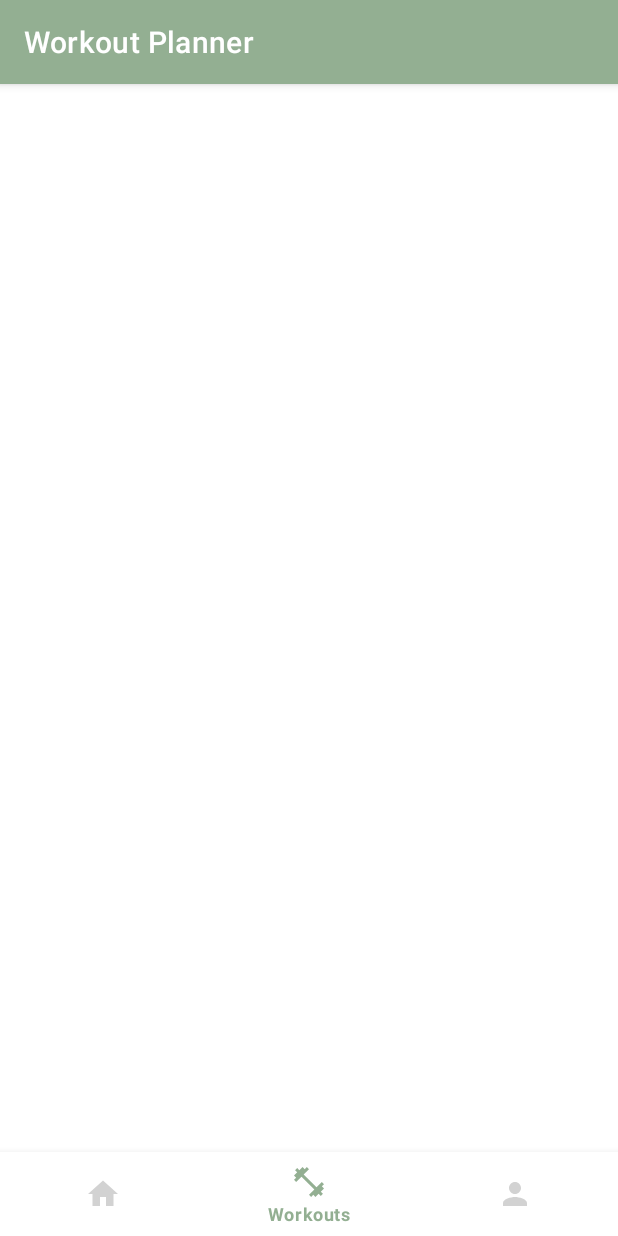
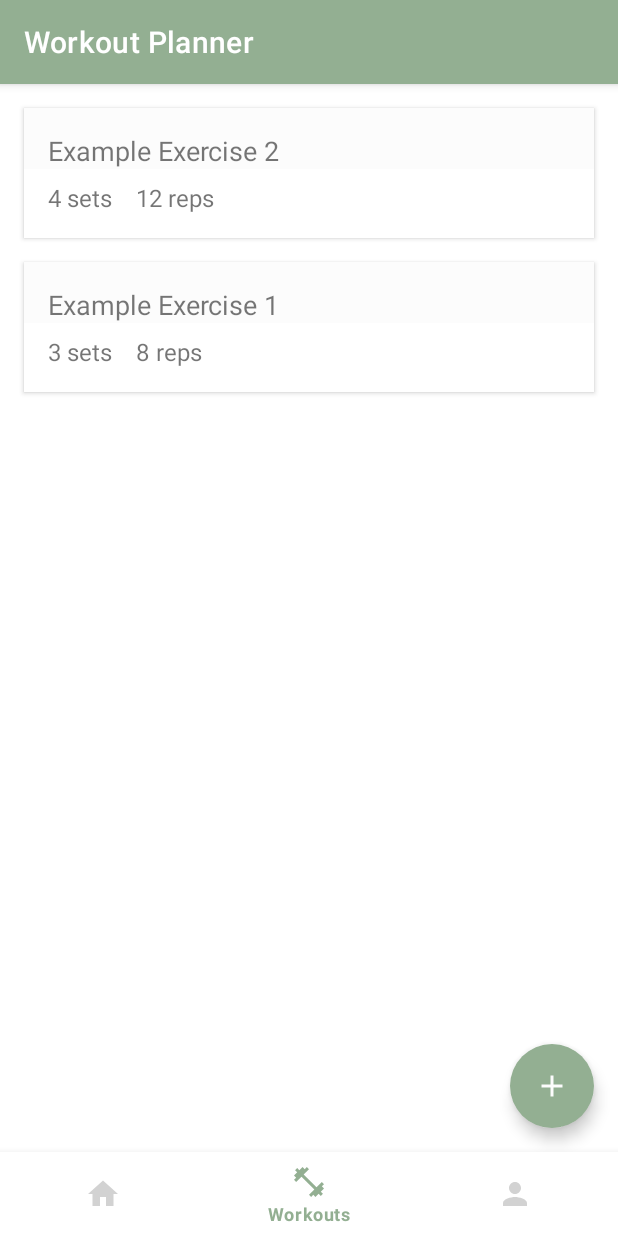
Before and after one commit to William-Larsson/workout-app, an Android app: the screen it shows after launch (MainActivity), item 2 of the bottom bar chosen, on a phone screen of 412 x 824 dp. Run offline under Robolectric (Android 15) with nearby library versions, the phone set to English and light mode, and no system bars; our stand-ins replace Room's generated code.

Commit message:
[wip] Recyclerview with example exercises now working Still need to implement add, delete and saveState before feature is done

```diff
--- a/app/build.gradle
+++ b/app/build.gradle
@@ -36,6 +36,7 @@ dependencies {
     implementation 'androidx.navigation:navigation-ui:2.3.0'
     implementation 'androidx.lifecycle:lifecycle-extensions:2.2.0'
     implementation 'org.mockito:mockito-core:2.25.0'
+    implementation 'androidx.legacy:legacy-support-v4:1.0.0'
     testImplementation 'junit:junit:4.12'
     testImplementation "org.mockito:mockito-android:2.25.0"
     androidTestImplementation "org.mockito:mockito-android:2.25.0"
--- /dev/null
+++ b/app/src/main/java/se/umu/oi17wln/workoutplanner/ui/addWorkout/AddWorkoutViewModel.java
@@ -0,0 +1,45 @@
+package se.umu.oi17wln.workoutplanner.ui.addWorkout;
+
+import android.app.Application;
+import androidx.annotation.NonNull;
+import androidx.lifecycle.AndroidViewModel;
+import androidx.lifecycle.LiveData;
+import java.util.List;
+import se.umu.oi17wln.workoutplanner.model.exercise.ExerciseEntity;
+import se.umu.oi17wln.workoutplanner.model.exercise.ExerciseRepository;
+
+public class AddWorkoutViewModel extends AndroidViewModel {
+    private ExerciseRepository repo;
+    private LiveData<List<ExerciseEntity>> allExercises;
+
+    public AddWorkoutViewModel(@NonNull Application app) {
+        super(app);
+        repo = new ExerciseRepository(app);
+        allExercises = repo.getAllExercises();
+    }
+
+
+    public void insert(ExerciseEntity exerciseEntity){
+        repo.insert(exerciseEntity);
+    }
+
+
+    public void update(ExerciseEntity exerciseEntity){
+        repo.update(exerciseEntity);
+    }
+
+
+    public void delete(ExerciseEntity exerciseEntity){
+        repo.delete(exerciseEntity);
+    }
+
+
+    public void deleteAll(){
+        repo.deleteAll();
+    }
+
+
+    public LiveData<List<ExerciseEntity>> getAllExercises(){
+        return allExercises;
+    }
+}
--- a/app/src/main/java/se/umu/oi17wln/workoutplanner/ui/home/HomeFragment.java
+++ b/app/src/main/java/se/umu/oi17wln/workoutplanner/ui/home/HomeFragment.java
@@ -45,7 +45,10 @@ public class HomeFragment extends Fragment implements SensorEventListener {
 
     private View fragmentView;
     private EditPersonViewModel editPersonViewModel;
+
+
     // attributes for step counter
+    // TODO: move some of these to view model class
     private static final int STEP_COUNTER_PERMISSION_CODE = 1;
     private SensorManager sensorManager;
     private boolean running;
--- /dev/null
+++ b/app/src/main/java/se/umu/oi17wln/workoutplanner/ui/workouts/WorkoutsAdapter.java
@@ -0,0 +1,85 @@
+package se.umu.oi17wln.workoutplanner.ui.workouts;
+
+import android.view.LayoutInflater;
+import android.view.View;
+import android.view.ViewGroup;
+import android.widget.TextView;
+
+import androidx.annotation.NonNull;
+import androidx.recyclerview.widget.RecyclerView;
+
+import java.util.ArrayList;
+import java.util.List;
+
+import se.umu.oi17wln.workoutplanner.R;
+import se.umu.oi17wln.workoutplanner.model.exercise.ExerciseEntity;
+
+/**
+ *
+ */
+public class WorkoutsAdapter extends RecyclerView.Adapter<WorkoutsAdapter.WorkoutsHolder> {
+    private List<ExerciseEntity> exercises = new ArrayList<>();
+
+    /**
+     * Inflate views to the ViewHolder, WorkoutsHOlder
+     * @param parent = parent ViewGroup
+     * @param viewType = unused
+     * @return = the ViewHolder
+     */
+    @NonNull
+    @Override
+    public WorkoutsHolder onCreateViewHolder(@NonNull ViewGroup parent, int viewType) {
+        View itemView = LayoutInflater.from(parent.getContext())
+                .inflate(R.layout.exercise_cardview, parent, false);
+
+        return new WorkoutsHolder(itemView);
+    }
+
+    /**
+     * Sets the data from given position in list to the TextViews
+     * that the WorkoutHolder holds.
+     * @param holder = the WorkoutHolder
+     * @param position = position in list
+     */
+    @Override
+    public void onBindViewHolder(@NonNull WorkoutsHolder holder, int position) {
+        ExerciseEntity exercise = exercises.get(position);
+        holder.nameTextView.setText(exercise.getName());
+        holder.setsTextView.setText(
+                new StringBuilder().append(exercise.getSets()).append(" sets").toString());
+        holder.repsTextView.setText(
+                new StringBuilder().append(exercise.getReps()).append(" reps").toString());
+    }
+
+
+    /**
+     * Gets number of items in the RecyclerView
+     * @return = nr of items
+     */
+    @Override
+    public int getItemCount() {
+        return exercises.size();
+    }
+
+
+    public void setExercises(List<ExerciseEntity> exercises){
+        this.exercises = exercises;
+        notifyDataSetChanged();
+    }
+
+    /**
+     * Holds the individual view items in the RecyclerView
+     */
+    class WorkoutsHolder extends RecyclerView.ViewHolder {
+        private TextView nameTextView;
+        private TextView setsTextView;
+        private TextView repsTextView;
+
+        public WorkoutsHolder(@NonNull View itemView) {
+            super(itemView);
+            nameTextView = itemView.findViewById(R.id.exerciseName_textView);
+            setsTextView = itemView.findViewById(R.id.exerciseSets_textView);
+            repsTextView = itemView.findViewById(R.id.exerciseReps_textView);
+        }
+    }
+}
--- a/app/src/main/java/se/umu/oi17wln/workoutplanner/ui/workouts/WorkoutsFragment.java
+++ b/app/src/main/java/se/umu/oi17wln/workoutplanner/ui/workouts/WorkoutsFragment.java
@@ -2,6 +2,9 @@ package se.umu.oi17wln.workoutplanner.ui.workouts;
 
 import android.os.Bundle;
 import android.view.LayoutInflater;
+import android.view.Menu;
+import android.view.MenuInflater;
+import android.view.MenuItem;
 import android.view.View;
 import android.view.ViewGroup;
 import android.widget.TextView;
@@ -10,24 +13,58 @@ import android.widget.Toast;
 import androidx.annotation.NonNull;
 import androidx.fragment.app.Fragment;
 import androidx.lifecycle.ViewModelProvider;
+import androidx.recyclerview.widget.LinearLayoutManager;
+import androidx.recyclerview.widget.RecyclerView;
+
+import java.util.List;
 
 import se.umu.oi17wln.workoutplanner.R;
+import se.umu.oi17wln.workoutplanner.model.exercise.ExerciseEntity;
+import se.umu.oi17wln.workoutplanner.ui.addWorkout.AddWorkoutViewModel;
 
+/**
+ *
+ */
 public class WorkoutsFragment extends Fragment {
 
+    private View fragmentView;
+    private AddWorkoutViewModel addWorkoutViewModel;
     private WorkoutsViewModel workoutsViewModel;
+    private WorkoutsAdapter recyclerViewAdapter;
 
     public View onCreateView(@NonNull LayoutInflater inflater,
-                             ViewGroup container, Bundle savedInstanceState) {
+                             ViewGroup container, Bundle savedInstanceState)
+    {
+        fragmentView = inflater.inflate(R.layout.fragment_workouts, container, false);
         workoutsViewModel = new ViewModelProvider(requireActivity()).get(WorkoutsViewModel.class);
-        workoutsViewModel.getAllExercises().observe(getViewLifecycleOwner(), exerciseEntities -> {
-            // update the recycler view
-            Toast.makeText(requireContext(), "All exercises onChanged", Toast.LENGTH_SHORT).show();
-        });
+        addWorkoutViewModel = new ViewModelProvider(requireActivity()).get(AddWorkoutViewModel.class);
+        recyclerViewAdapter = new WorkoutsAdapter();
 
-        View root = inflater.inflate(R.layout.fragment_workouts, container, false);
-        final TextView textView = root.findViewById(R.id.text_notifications);
+        setupRecyclerView();
+        addWorkoutViewModel.getAllExercises().observe(getViewLifecycleOwner(), this::updateRecyclerView);
 
-        return root;
+        return fragmentView;
     }
+
+
+    /**
+     *
+     */
+    private void setupRecyclerView(){
+        recyclerViewAdapter = new WorkoutsAdapter();
+        RecyclerView recyclerView = fragmentView.findViewById(R.id.recycler_view);
+        recyclerView.setLayoutManager(new LinearLayoutManager(requireContext()));
+        recyclerView.setHasFixedSize(true);
+        recyclerView.setAdapter(recyclerViewAdapter);
+    }
+
+
+    /**
+     *
+     * @param exerciseEntities
+     */
+    private void updateRecyclerView(List<ExerciseEntity> exerciseEntities) {
+        recyclerViewAdapter.setExercises(exerciseEntities);
+    }
+
 }
--- a/app/src/main/java/se/umu/oi17wln/workoutplanner/ui/workouts/WorkoutsViewModel.java
+++ b/app/src/main/java/se/umu/oi17wln/workoutplanner/ui/workouts/WorkoutsViewModel.java
@@ -13,37 +13,8 @@ import se.umu.oi17wln.workoutplanner.model.exercise.ExerciseEntity;
 import se.umu.oi17wln.workoutplanner.model.exercise.ExerciseRepository;
 
 public class WorkoutsViewModel extends AndroidViewModel {
-    private ExerciseRepository repo;
-    private LiveData<List<ExerciseEntity>> allExercises;
 
     public WorkoutsViewModel(@NonNull Application app) {
         super(app);
-        repo = new ExerciseRepository(app);
-        allExercises = repo.getAllExercises();
-    }
-
-
-    public void insert(ExerciseEntity exerciseEntity){
-        repo.insert(exerciseEntity);
-    }
-
-
-    public void update(ExerciseEntity exerciseEntity){
-        repo.update(exerciseEntity);
-    }
-
-
-    public void delete(ExerciseEntity exerciseEntity){
-        repo.delete(exerciseEntity);
-    }
-
-
-    public void deleteAll(){
-        repo.deleteAll();
-    }
-
-
-    public LiveData<List<ExerciseEntity>> getAllExercises(){
-        return allExercises;
     }
 }
--- /dev/null
+++ b/app/src/main/res/drawable/ic_add_24.xml
@@ -0,0 +1,10 @@
+<vector xmlns:android="http://schemas.android.com/apk/res/android"
+    android:width="24dp"
+    android:height="24dp"
+    android:viewportWidth="24"
+    android:viewportHeight="24"
+    android:tint="@color/colorWhite">
+  <path
+      android:fillColor="@android:color/white"
+      android:pathData="M19,13h-6v6h-2v-6H5v-2h6V5h2v6h6v2z"/>
+</vector>
--- a/app/src/main/res/layout/exercise_cardview.xml
+++ b/app/src/main/res/layout/exercise_cardview.xml
@@ -12,9 +12,14 @@
     android:elevation="2dp"
     app:cardCornerRadius="0dp">
 
-    <androidx.constraintlayout.widget.ConstraintLayout
+    <LinearLayout
         android:layout_width="match_parent"
         android:layout_height="match_parent"
+        android:orientation="vertical">
+
+        <RelativeLayout
+            android:layout_width="match_parent"
+            android:layout_height="wrap_content"
             android:background="@color/colorBackgroundStart"
             android:paddingTop="0dp"
             android:paddingBottom="0dp">
@@ -25,15 +30,22 @@
                 android:layout_height="wrap_content"
                 android:layout_marginStart="16dp"
                 android:layout_marginTop="16dp"
-            android:text="MMMMMMMMMMMMMMMMMMMMMMMMMM"
+                android:layout_marginEnd="16dp"
+                android:text="@string/value_unknown"
+                android:ellipsize="end"
+                android:maxLines="1"
                 android:textSize="18sp"
-            android:maxLines="1"
-            android:maxLength="20"
-            android:ellipsize="end"
-            app:layout_constraintBottom_toTopOf="@id/exerciseSets_textView"
-            app:layout_constraintStart_toStartOf="parent"
-            app:layout_constraintTop_toTopOf="parent"
+                android:maxLength="50"
+                android:layout_alignParentEnd="true"
+                android:layout_alignParentTop="true"
+                android:layout_alignParentStart="true"
                 />
+
+        </RelativeLayout >
+
+        <androidx.constraintlayout.widget.ConstraintLayout
+            android:layout_width="match_parent"
+            android:layout_height="wrap_content" >
 
 
             <TextView
@@ -45,27 +57,29 @@
                 android:layout_marginEnd="16dp"
                 android:layout_marginBottom="16dp"
                 android:text="@string/value_unknown"
-            android:textSize="14sp"
-            app:layout_constraintBottom_toBottomOf="parent"
-            app:layout_constraintEnd_toStartOf="@id/exerciseReps_textView"
+                android:textSize="16sp"
                 app:layout_constraintStart_toStartOf="parent"
-            app:layout_constraintTop_toBottomOf="@id/exerciseName_textView" />
+                app:layout_constraintTop_toTopOf="parent"
+                app:layout_constraintBottom_toBottomOf="parent
+"               app:layout_constraintEnd_toStartOf="@id/exerciseReps_textView"
+                />
 
 
             <TextView
                 android:id="@+id/exerciseReps_textView"
                 android:layout_width="wrap_content"
                 android:layout_height="wrap_content"
-            android:layout_marginStart="32dp"
+                android:layout_marginStart="16dp"
                 android:layout_marginTop="8dp"
                 android:layout_marginEnd="16dp"
                 android:layout_marginBottom="16dp"
                 android:text="@string/value_unknown"
-            android:textSize="14sp"
+                android:textSize="16sp"
+                app:layout_constraintStart_toEndOf="@id/exerciseSets_textView"
+                app:layout_constraintTop_toTopOf="parent"
                 app:layout_constraintBottom_toBottomOf="parent"
-            app:layout_constraintStart_toEndOf="@id/exerciseSets_textView" />
-
+                />
 
         </androidx.constraintlayout.widget.ConstraintLayout>
-
+    </LinearLayout>
 </androidx.cardview.widget.CardView>
--- a/app/src/main/res/layout/fragment_workouts.xml
+++ b/app/src/main/res/layout/fragment_workouts.xml
@@ -1,22 +1,28 @@
 <?xml version="1.0" encoding="utf-8"?>
-<androidx.constraintlayout.widget.ConstraintLayout xmlns:android="http://schemas.android.com/apk/res/android"
+<androidx.coordinatorlayout.widget.CoordinatorLayout
+    xmlns:android="http://schemas.android.com/apk/res/android"
     xmlns:app="http://schemas.android.com/apk/res-auto"
     xmlns:tools="http://schemas.android.com/tools"
     android:layout_width="match_parent"
     android:layout_height="match_parent"
     tools:context=".ui.workouts.WorkoutsFragment">
 
-    <TextView
-        android:id="@+id/text_notifications"
+    <androidx.recyclerview.widget.RecyclerView
+        android:id="@+id/recycler_view"
         android:layout_width="match_parent"
+        android:layout_height="match_parent"
+        tools:listitem="@layout/exercise_cardview"
+        />
+
+    <com.google.android.material.floatingactionbutton.FloatingActionButton
+        android:id="@+id/add_exercise_btn"
+        android:layout_width="wrap_content"
         android:layout_height="wrap_content"
-        android:layout_marginStart="8dp"
-        android:layout_marginTop="8dp"
-        android:layout_marginEnd="8dp"
-        android:textAlignment="center"
-        android:textSize="20sp"
-        app:layout_constraintBottom_toBottomOf="parent"
-        app:layout_constraintEnd_toEndOf="parent"
-        app:layout_constraintStart_toStartOf="parent"
-        app:layout_constraintTop_toTopOf="parent" />
-</androidx.constraintlayout.widget.ConstraintLayout>
+        android:src="@drawable/ic_add_24"
+        android:layout_gravity="bottom|end"
+        android:layout_margin="16dp"
+        app:borderWidth="0dp"
+        app:backgroundTint="@color/colorAccentPrimary"
+        app:tint="@color/colorWhite"
+        />
+</androidx.coordinatorlayout.widget.CoordinatorLayout>
--- a/app/src/main/res/menu/editpersoninfo_menu.xml
+++ b/app/src/main/res/menu/save_menu.xml
@@ -3,8 +3,8 @@
     xmlns:app="http://schemas.android.com/apk/res-auto">
 
     <item
-        android:id="@+id/save_edited_personinfo"
-        android:title="@string/save_edited_personinfo"
+        android:id="@+id/save_menu_item"
+        android:title="@string/save"
         android:icon="@drawable/ic_check_24"
         app:showAsAction="always" />
 
--- a/app/src/main/res/values/strings.xml
+++ b/app/src/main/res/values/strings.xml
@@ -14,8 +14,11 @@
     <string name="date_of_birth">Date of birth</string>
     <string name="male">Male</string>
     <string name="female">Female</string>
-    <string name="save_edited_personinfo">save_edited_personinfo</string>
+    <string name="save">Save</string>
     <string name="about_you">About you</string>
     <string name="today">Today</string>
     <string name="exercise">Exercise</string>
+    <string name="add_exercise">Add exercise</string>
+    <string name="sets">Sets</string>
+    <string name="reps">Reps</string>
 </resources>
```
Also changed, not shown: app/src/main/java/se/umu/oi17wln/workoutplanner/ui/addWorkout/AddWorkoutFragment.java (added, +128 -0 lines), app/src/main/java/se/umu/oi17wln/workoutplanner/ui/editPersonInfo/EditPersonInfoFragment.java (+5 -9 lines), app/src/main/res/layout/add_workout_fragment.xml (added, +91 -0 lines). Lines whose indentation alone changed are shown as unchanged.
